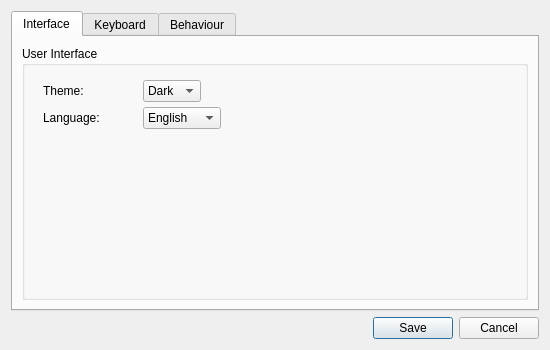
ooflet/Mi-Create, file src/dialog/preferences.ui: the form before one commit.
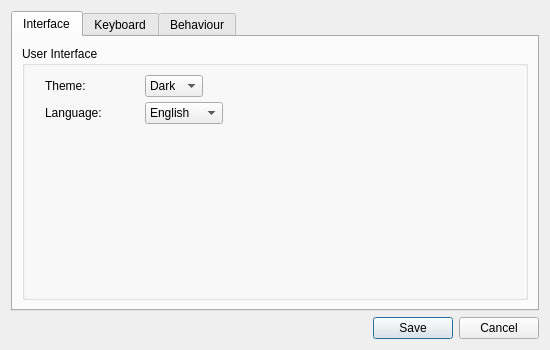
The form after the commit. Icons and pictures are not drawn.

What changed in the file:
```diff
--- a/src/dialog/preferences.ui
+++ b/src/dialog/preferences.ui
@@ -59,49 +59,50 @@
        <string>Interface</string>
       </attribute>
       <layout class="QGridLayout" name="gridLayout">
-       <item row="0" column="1">
+       <item row="0" column="0">
         <widget class="QGroupBox" name="groupBox">
          <property name="title">
           <string>User Interface</string>
          </property>
-         <layout class="QGridLayout" name="gridLayout_2">
-          <property name="topMargin">
-           <number>5</number>
-          </property>
-          <property name="rightMargin">
-           <number>5</number>
-          </property>
-          <property name="bottomMargin">
-           <number>5</number>
-          </property>
+         <layout class="QFormLayout" name="formLayout">
           <property name="horizontalSpacing">
            <number>0</number>
           </property>
           <property name="verticalSpacing">
            <number>5</number>
           </property>
-          <item row="0" column="1">
-           <widget class="QFrame" name="Property">
+          <property name="leftMargin">
+           <number>20</number>
+          </property>
+          <property name="topMargin">
+           <number>9</number>
+          </property>
+          <property name="rightMargin">
+           <number>9</number>
+          </property>
+          <property name="bottomMargin">
+           <number>9</number>
+          </property>
+          <item row="0" column="0">
+           <widget class="QLabel" name="Theme">
             <property name="sizePolicy">
-             <sizepolicy hsizetype="Minimum" vsizetype="Preferred">
+             <sizepolicy hsizetype="Maximum" vsizetype="Maximum">
               <horstretch>0</horstretch>
               <verstretch>0</verstretch>
              </sizepolicy>
             </property>
-            <property name="frameShape">
-             <enum>QFrame::NoFrame</enum>
+            <property name="minimumSize">
+             <size>
+              <width>0</width>
+              <height>22</height>
+             </size>
             </property>
-            <property name="frameShadow">
-             <enum>QFrame::Raised</enum>
+            <property name="text">
+             <string>Theme:</string>
             </property>
-            <layout class="QVBoxLayout" name="verticalLayout_3">
-             <property name="spacing">
-              <number>5</number>
-             </property>
-             <property name="sizeConstraint">
-              <enum>QLayout::SetDefaultConstraint</enum>
-             </property>
-             <item>
+           </widget>
+          </item>
+          <item row="0" column="1">
               <widget class="QComboBox" name="themeComboBox">
                <property name="sizePolicy">
                 <sizepolicy hsizetype="Maximum" vsizetype="Fixed">
@@ -121,7 +122,7 @@
                </item>
               </widget>
              </item>
-             <item>
+          <item row="1" column="1">
               <widget class="QComboBox" name="languageComboBox">
                <property name="sizePolicy">
                 <sizepolicy hsizetype="Maximum" vsizetype="Fixed">
@@ -151,98 +152,17 @@
                </item>
               </widget>
              </item>
-             <item>
-              <spacer name="verticalSpacer">
-               <property name="orientation">
-                <enum>Qt::Vertical</enum>
-               </property>
-               <property name="sizeHint" stdset="0">
-                <size>
-                 <width>20</width>
-                 <height>40</height>
-                </size>
-               </property>
-              </spacer>
-             </item>
-            </layout>
-           </widget>
-          </item>
-          <item row="0" column="0">
-           <widget class="QFrame" name="PropertyLabel">
-            <property name="sizePolicy">
-             <sizepolicy hsizetype="Maximum" vsizetype="Minimum">
-              <horstretch>0</horstretch>
-              <verstretch>0</verstretch>
-             </sizepolicy>
-            </property>
-            <property name="minimumSize">
-             <size>
-              <width>100</width>
-              <height>0</height>
-             </size>
-            </property>
-            <property name="maximumSize">
-             <size>
-              <width>100</width>
-              <height>16777215</height>
-             </size>
-            </property>
-            <property name="frameShape">
-             <enum>QFrame::NoFrame</enum>
-            </property>
-            <property name="frameShadow">
-             <enum>QFrame::Raised</enum>
-            </property>
-            <layout class="QVBoxLayout" name="verticalLayout_2">
-             <property name="spacing">
-              <number>5</number>
-             </property>
-             <item>
-              <widget class="QLabel" name="Theme">
-               <property name="sizePolicy">
-                <sizepolicy hsizetype="Maximum" vsizetype="Maximum">
-                 <horstretch>0</horstretch>
-                 <verstretch>0</verstretch>
-                </sizepolicy>
-               </property>
-               <property name="minimumSize">
-                <size>
-                 <width>0</width>
-                 <height>22</height>
-                </size>
-               </property>
-               <property name="text">
-                <string>Theme:</string>
-               </property>
-              </widget>
-             </item>
-             <item>
+          <item row="1" column="0">
               <widget class="QLabel" name="Language">
                <property name="minimumSize">
                 <size>
-                 <width>0</width>
+              <width>100</width>
                  <height>22</height>
                 </size>
                </property>
                <property name="text">
                 <string>Language:</string>
                </property>
-              </widget>
-             </item>
-             <item>
-              <spacer name="verticalSpacer_4">
-               <property name="orientation">
-                <enum>Qt::Vertical</enum>
-               </property>
-               <property name="sizeHint" stdset="0">
-                <size>
-                 <width>20</width>
-                 <height>40</height>
-                </size>
-               </property>
-              </spacer>
-             </item>
-            </layout>
            </widget>
           </item>
          </layout>
```
Lines whose indentation alone changed are shown as unchanged.
